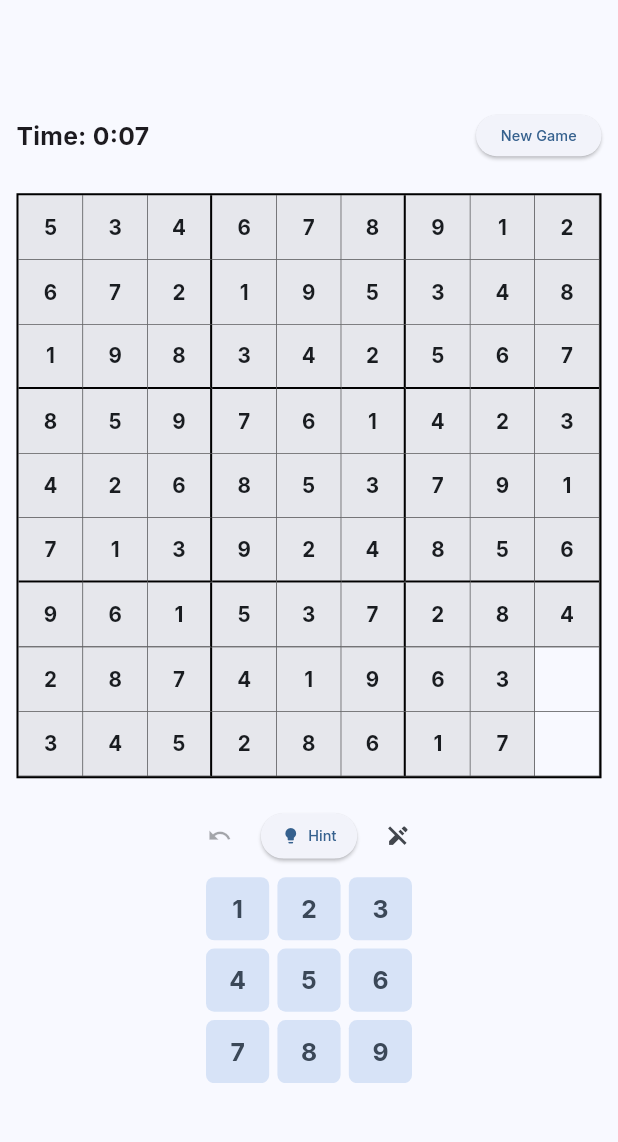
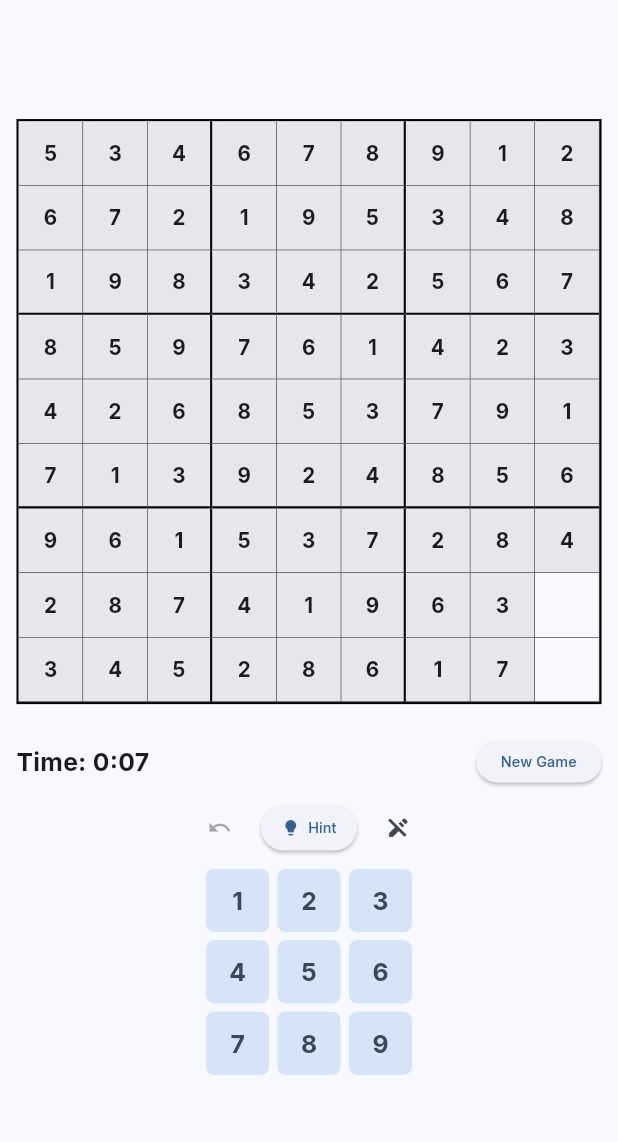
Before and after one commit to Will-Beninger/sudoku, a Flutter app: the screen it shows after launch, on a phone screen of 412 x 824 dp, the part 63-1205 px from its top. Run offline on Flutter 3.47's test engine with Material 3 defaults, Android fonts, the light colour scheme and no system bars; our stand-ins replace equatable, google_fonts.

Commit message:
Implement Responsive Layout: Adaptive Row/Column switching and Scaled Controls

```diff
--- a/lib/features/game/screens/game_screen.dart
+++ b/lib/features/game/screens/game_screen.dart
@@ -2,8 +2,7 @@ import 'package:flutter/material.dart';
 import 'package:flutter/services.dart';
 import 'package:provider/provider.dart';
 import 'package:sudoku_poc/features/game/game_provider.dart';
-import 'package:sudoku_poc/features/game/widgets/hint_button_widget.dart';
-import 'package:sudoku_poc/features/game/widgets/number_pad_widget.dart';
+import 'package:sudoku_poc/features/game/widgets/game_controls_widget.dart';
 import 'package:sudoku_poc/features/game/widgets/sudoku_board_widget.dart';
 import 'package:sudoku_poc/features/game/widgets/win_dialog_widget.dart';
 import 'package:sudoku_poc/features/settings/theme_provider.dart';
@@ -139,7 +138,53 @@ class _GameScreenState extends State<GameScreen> {
             ),
           ],
         ),
-        body: Center(
+        body: LayoutBuilder(
+          builder: (context, constraints) {
+            final isWide = constraints.maxWidth > 900 &&
+                constraints.maxWidth > constraints.maxHeight;
+
+            if (isWide) {
+              // LANDSCAPE / WIDE LAYOUT
+              return Center(
+                child: Row(
+                  mainAxisAlignment: MainAxisAlignment.center,
+                  children: [
+                    // Board (Left)
+                    Expanded(
+                      flex: 2,
+                      child: Padding(
+                        padding: const EdgeInsets.all(32.0),
+                        child: FittedBox(
+                          fit: BoxFit.scaleDown,
+                          child: ConstrainedBox(
+                            constraints: const BoxConstraints(maxWidth: 600),
+                            child: const SudokuBoardWidget(),
+                          ),
+                        ),
+                      ),
+                    ),
+
+                    // Controls (Right)
+                    Expanded(
+                      flex: 1,
+                      child: Padding(
+                        padding: const EdgeInsets.all(16.0),
+                        child: FittedBox(
+                          fit: BoxFit.scaleDown,
+                          child: ConstrainedBox(
+                            constraints: const BoxConstraints(maxWidth: 400),
+                            child: const GameControlsWidget(),
+                          ),
+                        ),
+                      ),
+                    ),
+                    _WinReflector(),
+                  ],
+                ),
+              );
+            } else {
+              // PORTRAIT / NARROW LAYOUT (Original)
+              return Center(
                 child: FittedBox(
                   fit: BoxFit.scaleDown,
                   child: ConstrainedBox(
@@ -147,82 +192,19 @@ class _GameScreenState extends State<GameScreen> {
                     child: Column(
                       mainAxisAlignment: MainAxisAlignment.center,
                       children: [
-                  // Header: Timer and New Game
-                  Padding(
-                    padding: const EdgeInsets.all(16.0),
-                    child: Row(
-                      mainAxisAlignment: MainAxisAlignment.spaceBetween,
-                      children: [
-                        Consumer<GameProvider>(builder: (_, game, __) {
-                          final t = game.elapsedTime;
-                          return Text(
-                            'Time: ${t.inMinutes}:${(t.inSeconds % 60).toString().padLeft(2, '0')}',
-                            style: const TextStyle(
-                                fontSize: 24, fontWeight: FontWeight.bold),
-                          );
-                        }),
-                        ElevatedButton(
-                          onPressed: () =>
-                              context.read<GameProvider>().restartGame(),
-                          child: const Text('New Game'),
-                        ),
-                      ],
-                    ),
-                  ),
-
-                  // Board
                         const Padding(
                           padding: EdgeInsets.all(16.0),
                           child: SudokuBoardWidget(),
                         ),
-
-                  // Controls
-                  Padding(
-                    padding: const EdgeInsets.all(16.0),
-                    child: Consumer<GameProvider>(builder: (_, game, __) {
-                      return Row(
-                        mainAxisAlignment: MainAxisAlignment.center,
-                        children: [
-                          // Undo
-                          IconButton(
-                            onPressed: game.canUndo ? () => game.undo() : null,
-                            icon: const Icon(Icons.undo),
-                            tooltip: 'Undo',
-                          ),
-                          const SizedBox(width: 16),
-                          const HintButtonWidget(),
-                          const SizedBox(width: 16),
-                          // Note Toggle
-                          IconButton(
-                            onPressed: () => game.toggleNoteMode(),
-                            icon: Icon(
-                                game.isNoteMode ? Icons.edit : Icons.edit_off),
-                            color: game.isNoteMode
-                                ? Theme.of(context).colorScheme.primary
-                                : null,
-                            tooltip: 'Toggle Note Mode',
-                          ),
-                        ],
-                      );
-                    }),
-                  ),
-
-                  // Number Pad
-                  Padding(
-                    padding: const EdgeInsets.only(bottom: 16.0),
-                    child: NumberPadWidget(
-                      onNumberSelected: (number) {
-                        context.read<GameProvider>().inputNumber(number);
-                      },
-                    ),
-                  ),
-
-                  // Listener for Win Dialog
+                        const GameControlsWidget(),
                         _WinReflector(),
                       ],
                     ),
                   ),
                 ),
+              );
+            }
+          },
         ),
       ),
     );
--- /dev/null
+++ b/lib/features/game/widgets/game_controls_widget.dart
@@ -0,0 +1,81 @@
+import 'package:flutter/material.dart';
+import 'package:provider/provider.dart';
+import 'package:sudoku_poc/features/game/game_provider.dart';
+import 'package:sudoku_poc/features/game/widgets/hint_button_widget.dart';
+import 'package:sudoku_poc/features/game/widgets/number_pad_widget.dart';
+
+class GameControlsWidget extends StatelessWidget {
+  const GameControlsWidget({super.key});
+
+  @override
+  Widget build(BuildContext context) {
+    return Column(
+      mainAxisSize: MainAxisSize.min,
+      children: [
+        // Header: Timer and New Game
+        Padding(
+          padding: const EdgeInsets.all(16.0),
+          child: Row(
+            mainAxisAlignment: MainAxisAlignment.spaceBetween,
+            children: [
+              Consumer<GameProvider>(builder: (_, game, __) {
+                final t = game.elapsedTime;
+                return Text(
+                  'Time: ${t.inMinutes}:${(t.inSeconds % 60).toString().padLeft(2, '0')}',
+                  style: const TextStyle(
+                      fontSize: 24, fontWeight: FontWeight.bold),
+                );
+              }),
+              ElevatedButton(
+                onPressed: () => context.read<GameProvider>().restartGame(),
+                child: const Text('New Game'),
+              ),
+            ],
+          ),
+        ),
+
+        // Controls
+        Padding(
+          padding: const EdgeInsets.symmetric(horizontal: 16.0),
+          child: Consumer<GameProvider>(builder: (_, game, __) {
+            return Row(
+              mainAxisAlignment: MainAxisAlignment.center,
+              children: [
+                // Undo
+                IconButton(
+                  onPressed: game.canUndo ? () => game.undo() : null,
+                  icon: const Icon(Icons.undo),
+                  tooltip: 'Undo',
+                ),
+                const SizedBox(width: 16),
+                const HintButtonWidget(),
+                const SizedBox(width: 16),
+                // Note Toggle
+                IconButton(
+                  onPressed: () => game.toggleNoteMode(),
+                  icon: Icon(game.isNoteMode ? Icons.edit : Icons.edit_off),
+                  color: game.isNoteMode
+                      ? Theme.of(context).colorScheme.primary
+                      : null,
+                  tooltip: 'Toggle Note Mode',
+                ),
+              ],
+            );
+          }),
+        ),
+
+        const SizedBox(height: 16),
+
+        // Number Pad
+        Padding(
+          padding: const EdgeInsets.only(bottom: 16.0),
+          child: NumberPadWidget(
+            onNumberSelected: (number) {
+              context.read<GameProvider>().inputNumber(number);
+            },
+          ),
+        ),
+      ],
+    );
+  }
+}
```
Also changed, not shown: 1 other file. Lines whose indentation alone changed are shown as unchanged.
